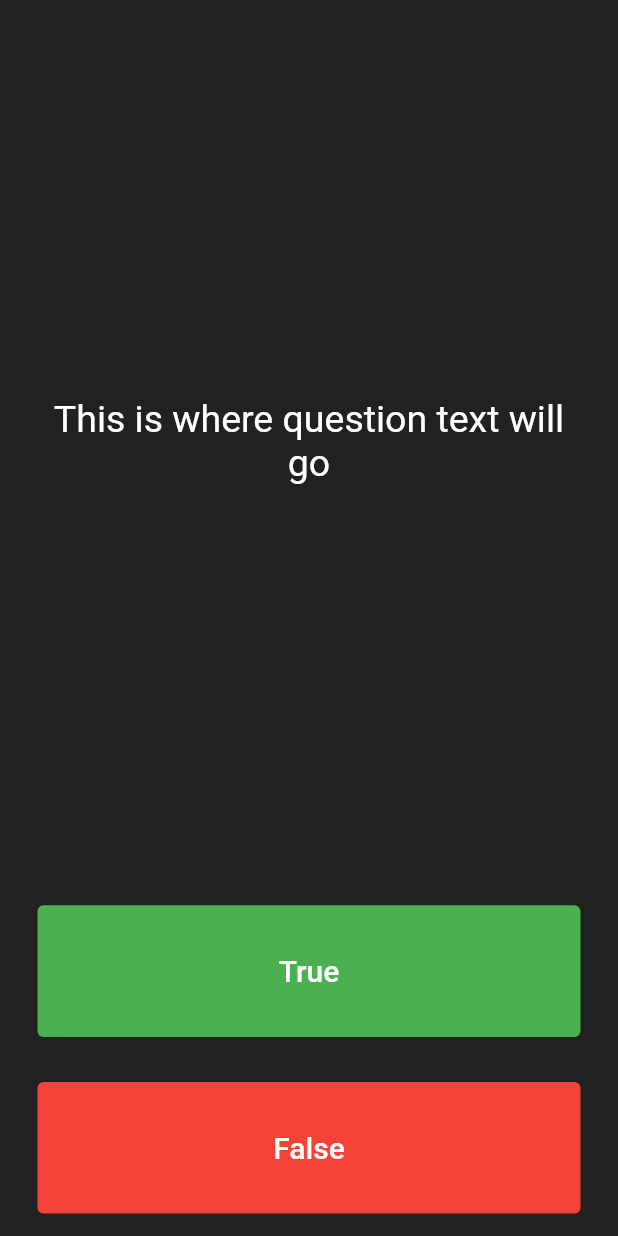
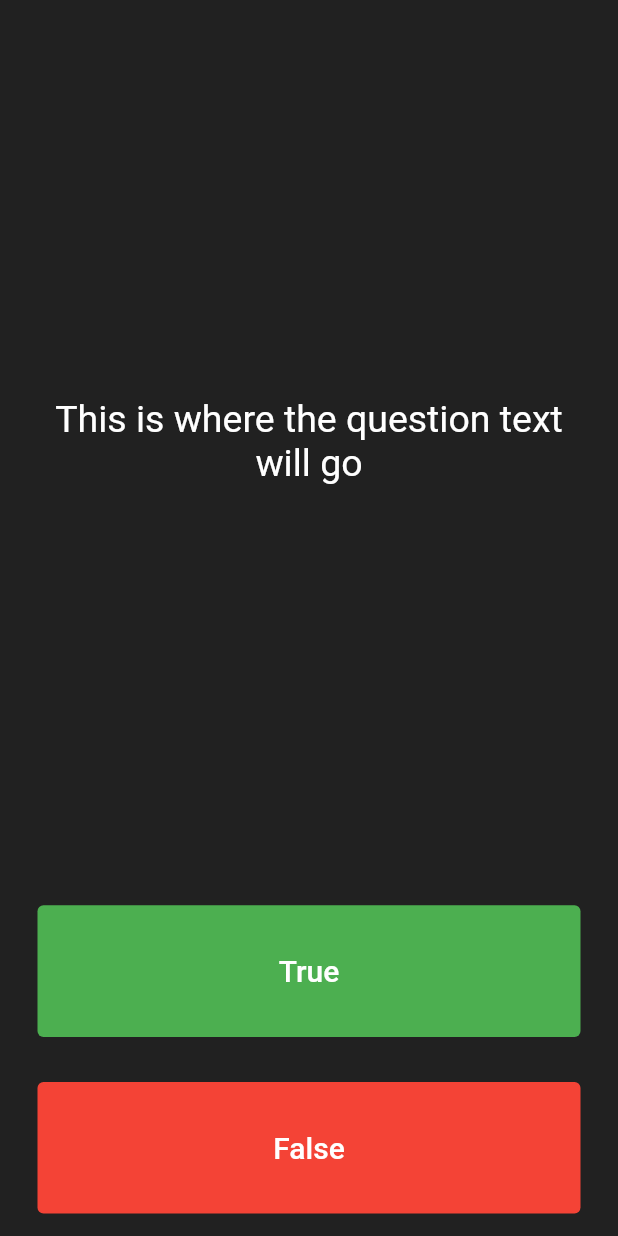
Before and after one commit to londonappbrewery/quizzler-flutter, a Flutter app: the screen it shows after launch, on a phone screen of 412 x 824 dp. Run offline on Flutter 3.47's test engine with Material 2 defaults, Android fonts, the phone set to English and light mode, and no system bars.

Commit message:
FIxed padding for Text widget and message
Updated padding to 10 for Text widget and fixed the text message as per parent branch

```diff
--- a/lib/main.dart
+++ b/lib/main.dart
@@ -37,10 +37,10 @@ class _QuizPageState extends State<QuizPage> {
         Expanded(
           flex: 5,
           child: Padding(
-            padding: EdgeInsets.all(15.0),
+            padding: EdgeInsets.all(10.0),
             child: Center(
               child: Text(
-                'This is where question text will go',
+                'This is where the question text will go',
                 textAlign: TextAlign.center,
                 style: TextStyle(
                   fontSize: 25.0,
```
